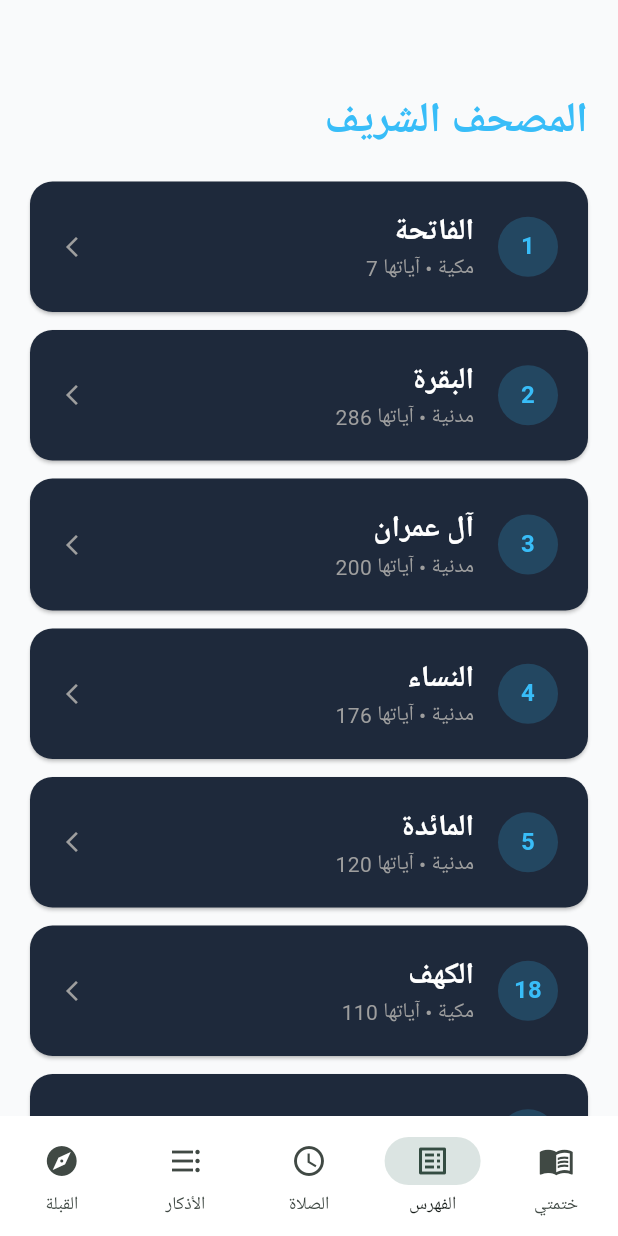
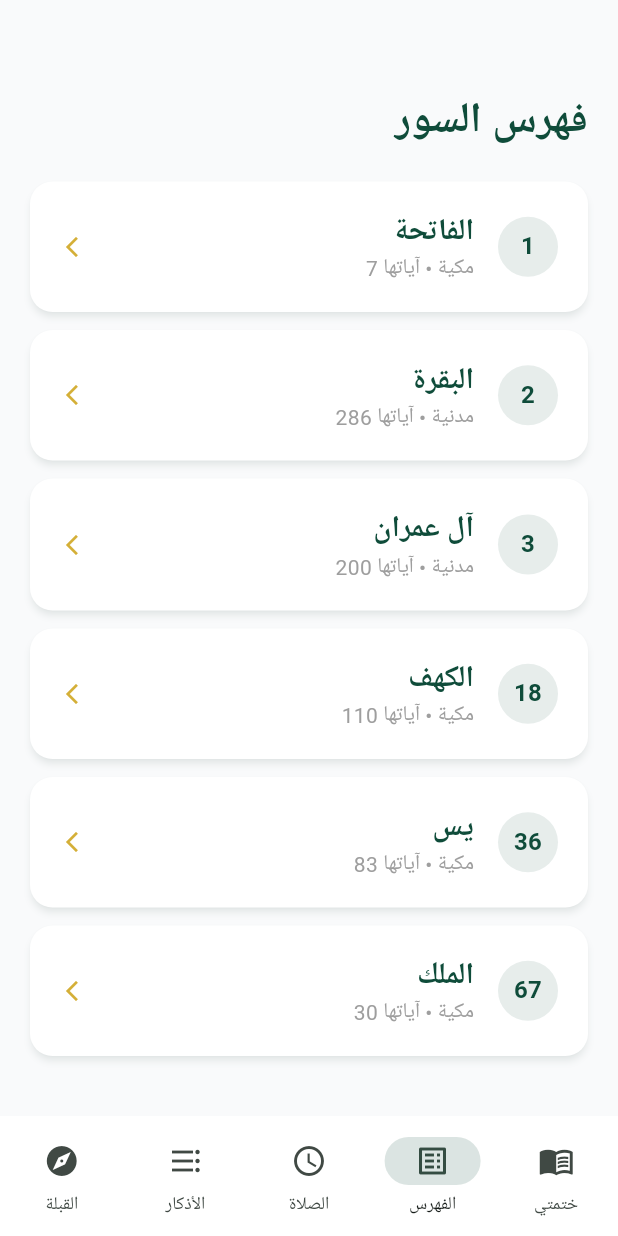
Before and after one commit to Mr3bdo190/noor-app, a Flutter app: the screen it shows after launch, item 2 of the bottom bar chosen, on a phone screen of 412 x 824 dp. Run offline on Flutter 3.47's test engine with Material 3 defaults, Android fonts, the phone set to English and light mode, and no system bars; our stand-ins replace adhan, cached_network_image, geolocator, shared_preferences; missing offline and left inert: flutter_qiblah.

Commit message:
Fix: Added Internet permission for Mushaf, polished UI colors and contrasted Text for Light Mode

```diff
--- a/lib/screens/quran_screen.dart
+++ b/lib/screens/quran_screen.dart
@@ -1,48 +1,48 @@
-import 'quran_view_screen.dart';
 import 'package:flutter/material.dart';
+import 'mushaf_image_screen.dart';
 
 class QuranScreen extends StatelessWidget {
   const QuranScreen({super.key});
 
   final List<Map<String, dynamic>> _surahs = const [
-    {'id': 1, 'name': 'الفاتحة', 'verses': 7, 'type': 'مكية'},
-    {'id': 2, 'name': 'البقرة', 'verses': 286, 'type': 'مدنية'},
-    {'id': 3, 'name': 'آل عمران', 'verses': 200, 'type': 'مدنية'},
-    {'id': 4, 'name': 'النساء', 'verses': 176, 'type': 'مدنية'},
-    {'id': 5, 'name': 'المائدة', 'verses': 120, 'type': 'مدنية'},
-    {'id': 18, 'name': 'الكهف', 'verses': 110, 'type': 'مكية'},
-    {'id': 36, 'name': 'يس', 'verses': 83, 'type': 'مكية'},
-    {'id': 67, 'name': 'الملك', 'verses': 30, 'type': 'مكية'},
+    {'id': 1, 'name': 'الفاتحة', 'verses': 7, 'type': 'مكية', 'page': 1},
+    {'id': 2, 'name': 'البقرة', 'verses': 286, 'type': 'مدنية', 'page': 2},
+    {'id': 3, 'name': 'آل عمران', 'verses': 200, 'type': 'مدنية', 'page': 50},
+    {'id': 18, 'name': 'الكهف', 'verses': 110, 'type': 'مكية', 'page': 293},
+    {'id': 36, 'name': 'يس', 'verses': 83, 'type': 'مكية', 'page': 440},
+    {'id': 67, 'name': 'الملك', 'verses': 30, 'type': 'مكية', 'page': 562},
   ];
 
   @override
   Widget build(BuildContext context) {
     return ListView.builder(
-      padding: const EdgeInsets.only(top: 60, left: 20, right: 20, bottom: 20),
+      padding: const EdgeInsets.fromLTRB(20, 60, 20, 20),
       itemCount: _surahs.length + 1,
       itemBuilder: (context, index) {
         if (index == 0) {
           return const Padding(
             padding: EdgeInsets.only(bottom: 20),
-            child: Text('المصحف الشريف', style: TextStyle(fontSize: 28, fontWeight: FontWeight.bold, color: Color(0xFF38BDF8))),
+            child: Text('فهرس السور', style: TextStyle(fontSize: 28, fontWeight: FontWeight.bold, color: Color(0xFF0F4C3A))),
           );
         }
         final surah = _surahs[index - 1];
         return Card(
-          color: const Color(0xFF1E293B),
+          color: Colors.white, // كارت أبيض ناصع
+          elevation: 2,
+          shadowColor: const Color(0xFF0F4C3A).withOpacity(0.2),
           margin: const EdgeInsets.only(bottom: 12),
           shape: RoundedRectangleBorder(borderRadius: BorderRadius.circular(15)),
           child: ListTile(
             contentPadding: const EdgeInsets.symmetric(horizontal: 20, vertical: 10),
             leading: CircleAvatar(
-              backgroundColor: const Color(0xFF38BDF8).withOpacity(0.2),
-              child: Text('${surah['id']}', style: const TextStyle(color: Color(0xFF38BDF8), fontWeight: FontWeight.bold)),
+              backgroundColor: const Color(0xFF0F4C3A).withOpacity(0.1),
+              child: Text('${surah['id']}', style: const TextStyle(color: Color(0xFF0F4C3A), fontWeight: FontWeight.bold)),
             ),
-            title: Text(surah['name'], style: const TextStyle(color: Colors.white, fontSize: 20, fontWeight: FontWeight.bold)),
+            title: Text(surah['name'], style: const TextStyle(color: Color(0xFF0F4C3A), fontSize: 20, fontWeight: FontWeight.bold)),
             subtitle: Text('${surah['type']} • آياتها ${surah['verses']}', style: const TextStyle(color: Colors.grey)),
-            trailing: const Icon(Icons.arrow_forward_ios, color: Colors.grey, size: 16),
+            trailing: const Icon(Icons.arrow_forward_ios, color: Color(0xFFD4AF37), size: 16), // سهم ذهبي
             onTap: () {
-              Navigator.push(context, MaterialPageRoute(builder: (context) => QuranViewScreen(surahName: surah['name'])));
+              Navigator.push(context, MaterialPageRoute(builder: (context) => MushafImageScreen(startPage: surah['page'])));
             },
           ),
         );
```
Also changed, not shown: lib/screens/adhkar_screen.dart (+15 -8 lines), lib/screens/mushaf_image_screen.dart (+13 -8 lines), lib/screens/prayer_screen.dart (+10 -6 lines), 1 other file.
